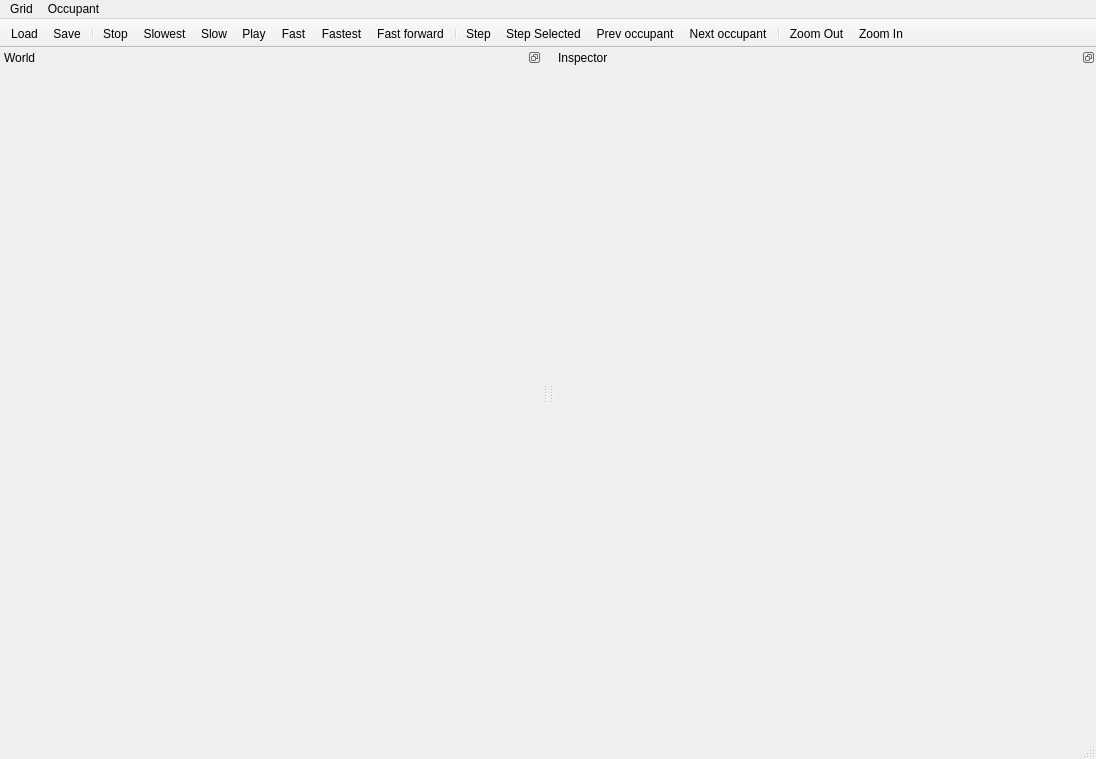
First picture: the form in gui/mainwindow.ui, repository taliesinb/floatworld, before the edit.
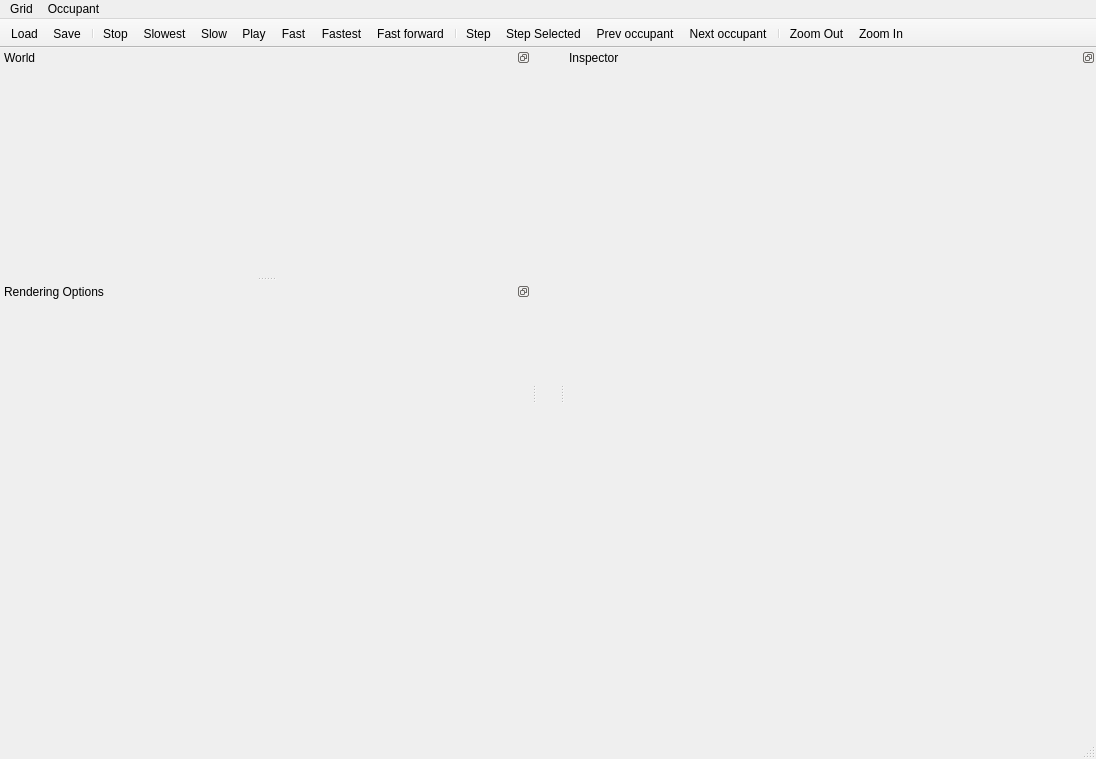
Second picture: the form after the edit. Icons and pictures are not drawn. Custom widgets are drawn as their Qt base class.

Commit message: QGrid is now an object os it can enjoy Qt hooks, display options have been moved into QGrid from Grid. QGrid now has its own widget panel.

Patch:
```diff
--- a/gui/mainwindow.ui
+++ b/gui/mainwindow.ui
@@ -47,10 +47,7 @@
      <verstretch>0</verstretch>
     </sizepolicy>
    </property>
-   <layout class="QGridLayout" name="gridLayout_2">
-    <property name="margin">
-     <number>0</number>
-    </property>
+   <layout class="QGridLayout" name="gridLayout">
     <item row="0" column="0">
      <widget class="QGrid" name="gridWidget" native="true"/>
     </item>
@@ -154,6 +151,24 @@
    </attribute>
    <widget class="QWidget" name="occupantBox"/>
   </widget>
+  <widget class="QDockWidget" name="dockWidget">
+   <property name="minimumSize">
+    <size>
+     <width>78</width>
+     <height>200</height>
+    </size>
+   </property>
+   <property name="features">
+    <set>QDockWidget::DockWidgetFloatable|QDockWidget::DockWidgetMovable</set>
+   </property>
+   <property name="windowTitle">
+    <string>Rendering Options</string>
+   </property>
+   <attribute name="dockWidgetArea">
+    <number>1</number>
+   </attribute>
+   <widget class="QWidget" name="renderSettingsBox"/>
+  </widget>
   <action name="actionPlayNormal">
    <property name="checkable">
     <bool>true</bool>
```
The commit also changes 8 other files.
